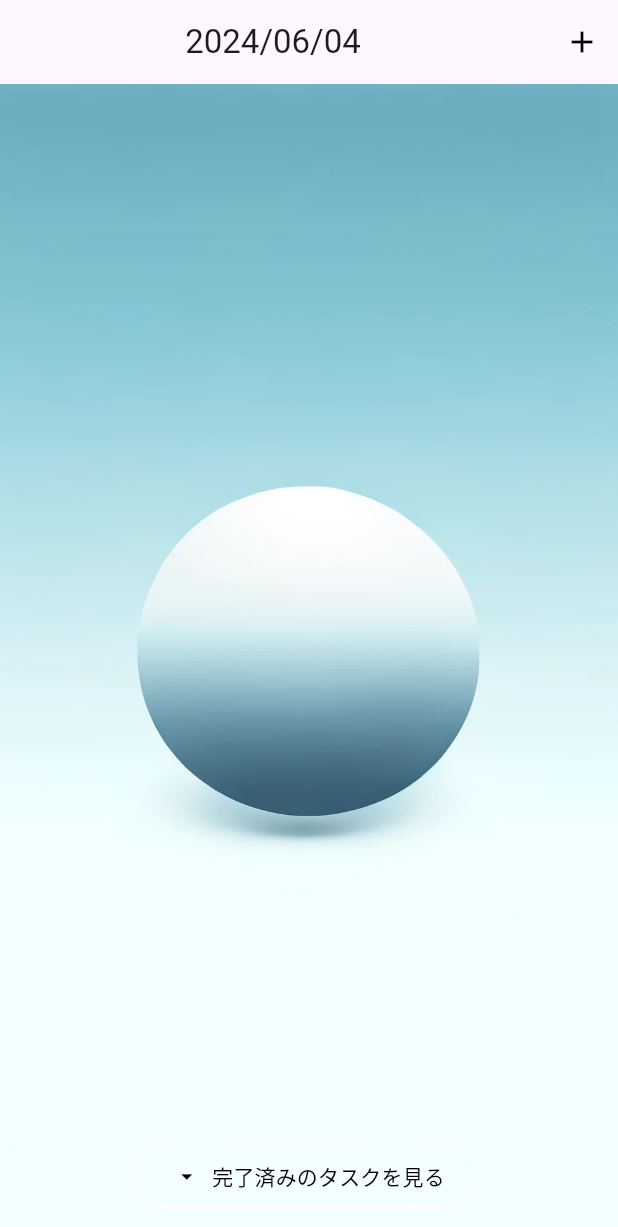
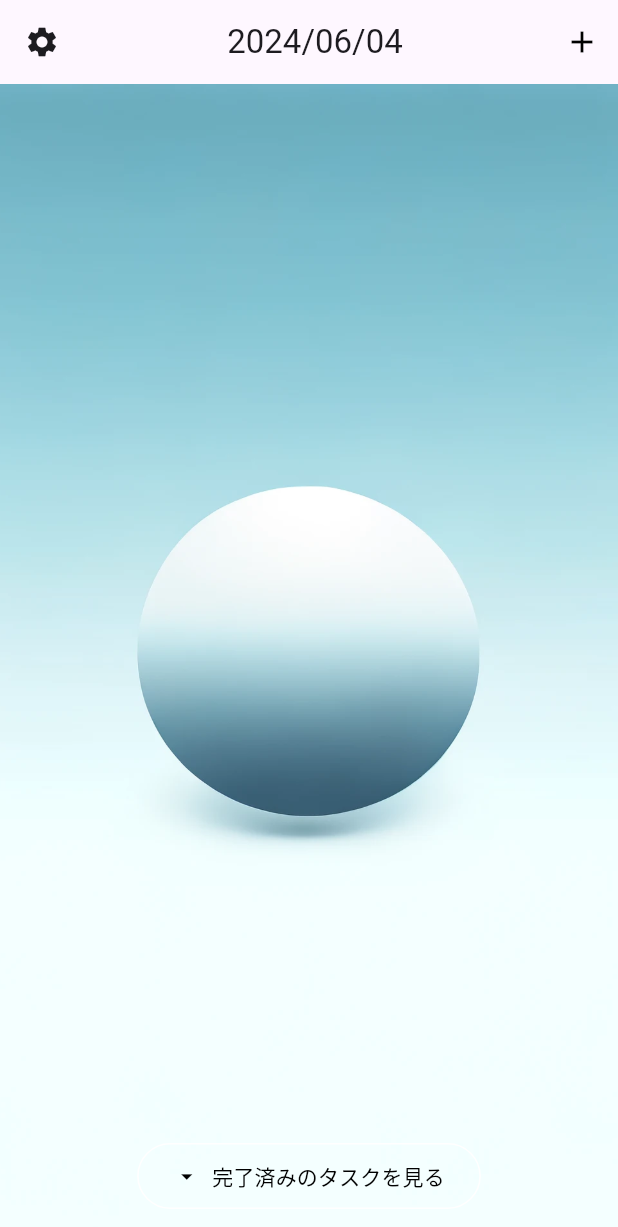
Before and after one commit to takuowake/todo-list, a Flutter app: the screen it shows after launch, on a phone screen of 412 x 824 dp. Shown: the top 1227 px of the screen. Run offline on Flutter 3.47's test engine with Material 3 defaults, Android fonts, the phone set to English and light mode, and no system bars; our stand-ins replace flutter_riverpod, shared_preferences.

Commit message:
設定アイコンを追加

```diff
--- a/lib/views/todo_list_screen.dart
+++ b/lib/views/todo_list_screen.dart
@@ -61,6 +61,12 @@ class _TodoListScreenState extends ConsumerState<TodoListScreen> {
     return Scaffold(
       appBar: AppBar(
         title: Center(child: Text(formattedDate)),
+        leading: IconButton(
+          icon: const Icon(Icons.settings),
+          onPressed: () {
+
+          },
+        ),
         actions: [
           IconButton(
             icon: const Icon(Icons.add),
```
